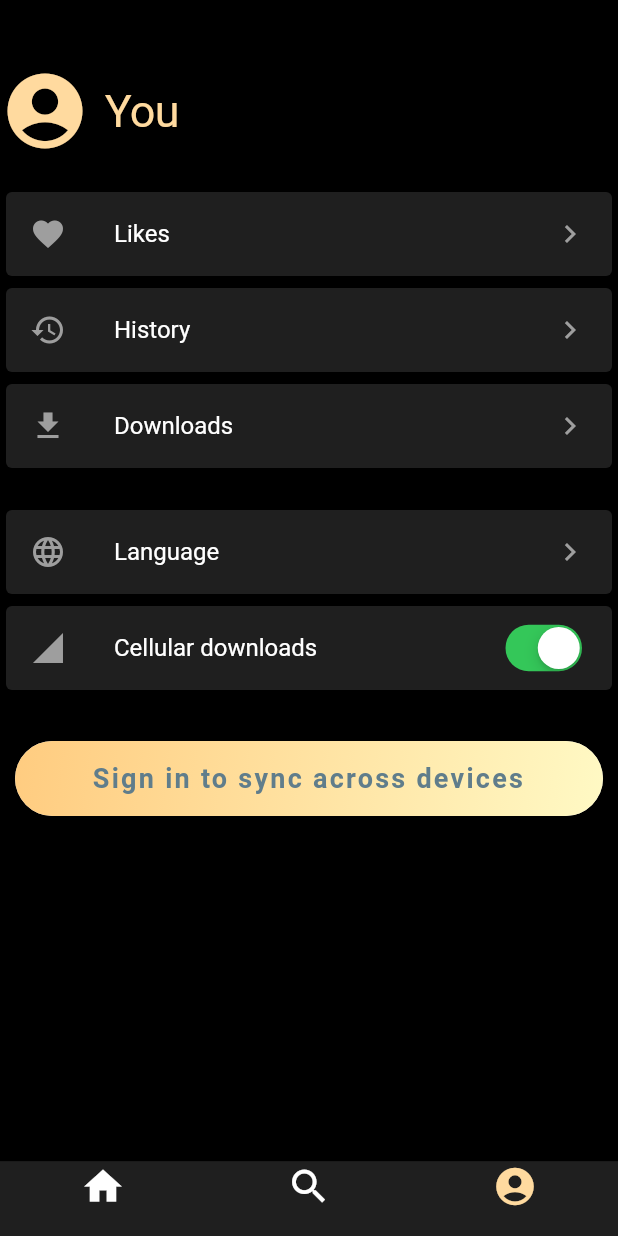
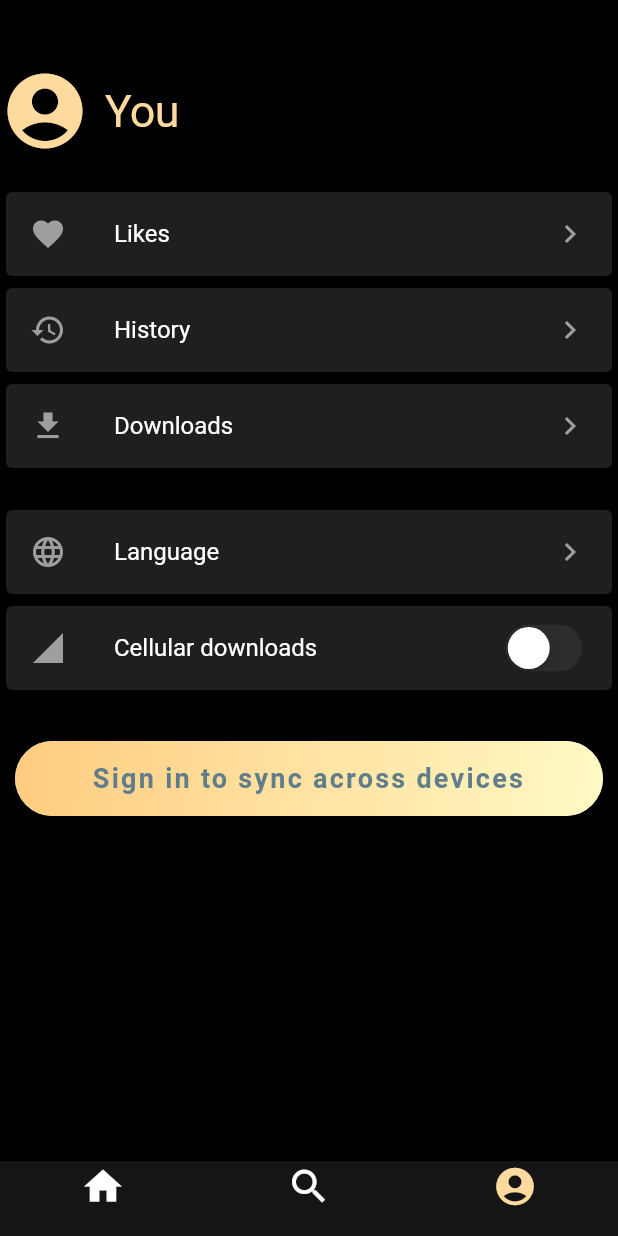
Before and after one commit to thiennguyenhieu/FastKara, a Flutter app: the screen it shows after launch, item 3 of the bottom bar chosen, on a phone screen of 412 x 824 dp. Run offline on Flutter 3.47's test engine with Material 2 defaults, Android fonts, the phone set to English and light mode, and no system bars; our stand-ins replace audioplayers, firebase_storage, fluttertoast, rxdart, shimmer; missing offline and left inert: flutter_facebook_login; accounts and stored records are empty; network calls fail; Roboto replaces fonts that are missing (OpenSans).

Commit message:
Do refactoring

```diff
--- a/lib/static/const_color.dart
+++ b/lib/static/const_color.dart
@@ -2,9 +2,8 @@ import 'package:flutter/material.dart';
 
 abstract class AppColors {
   static const Color colorAppBackground = Colors.black;
-  static const Color colorAppChildComponent = Color.fromRGBO(31, 31, 31, 1.0);
-  static const Color colorListItemCard = Color.fromRGBO(45, 45, 45, 1.0);
+  static const Color colorListItemCard = Color.fromRGBO(31, 31, 31, 1.0);
   static const Color colorAppText = Color.fromRGBO(255, 218, 159, 1.0);
-  static const Color colorAppNavigationBar = Color.fromRGBO(33, 38, 43, 1.0);
+  static const Color colorAppTabBar = Color.fromRGBO(21, 21, 21, 1.0);
   static const Color colorAppSplashText = Color.fromRGBO(108, 94, 76, 1.0);
 }
--- a/lib/view/pages/play_song_page.dart
+++ b/lib/view/pages/play_song_page.dart
@@ -92,7 +92,7 @@ class _LyricsPlayerState extends State<_LyricsPlayer>
       width: double.infinity,
       decoration: BoxDecoration(
         borderRadius: BorderRadius.circular(5),
-        color: AppColors.colorAppChildComponent,
+        color: AppColors.colorListItemCard,
       ),
       child: FutureBuilder(
         future: _getTextFromFile(widget.lyricsUrl),
--- a/lib/view/pages/user_tab_page.dart
+++ b/lib/view/pages/user_tab_page.dart
@@ -4,6 +4,7 @@ import 'package:flutter/material.dart';
 import 'package:fast_kara/static/const_color.dart';
 import 'package:fast_kara/static/const_textstyle.dart';
 import 'package:fast_kara/view/pages/login_page.dart';
+import 'package:fast_kara/view/pages/language_page.dart';
 
 class UserAccountTab extends StatelessWidget {
   @override
@@ -15,8 +16,6 @@ class UserAccountTab extends StatelessWidget {
         transitionBetweenRoutes: false,
         backgroundColor: AppColors.colorAppBackground,
       ),
-      child: Container(
-        color: AppColors.colorAppBackground,
       child: Column(
         children: <Widget>[
           Row(
@@ -31,8 +30,7 @@ class UserAccountTab extends StatelessWidget {
               ),
               Text(
                 'You',
-                  style:
-                      TextStyle(color: AppColors.colorAppText, fontSize: 30.0),
+                style: TextStyle(color: AppColors.colorAppText, fontSize: 30.0),
               ),
             ],
           ),
@@ -49,7 +47,6 @@ class UserAccountTab extends StatelessWidget {
           ),
           _SignInButton(),
         ],
-        ),
       ),
     );
   }
@@ -76,7 +73,7 @@ class _UserItemList extends StatelessWidget {
       itemCount: titles.length,
       itemBuilder: (context, index) {
         return Card(
-          color: AppColors.colorAppChildComponent,
+          color: AppColors.colorListItemCard,
           margin: EdgeInsets.all(4),
           child: ListTile(
             leading: Icon(
@@ -105,7 +102,7 @@ class _SettingItemList extends StatelessWidget {
     return Column(
       children: [
         Card(
-          color: AppColors.colorAppChildComponent,
+          color: AppColors.colorListItemCard,
           margin: EdgeInsets.all(4),
           child: ListTile(
             leading: Icon(
@@ -121,10 +118,14 @@ class _SettingItemList extends StatelessWidget {
               Icons.keyboard_arrow_right,
               color: Colors.grey,
             ),
+            onTap: () => {
+              Navigator.of(context, rootNavigator: true).push(
+                  CupertinoPageRoute(builder: (context) => LanguagePage()))
+            },
           ),
         ),
         Card(
-          color: AppColors.colorAppChildComponent,
+          color: AppColors.colorListItemCard,
           margin: EdgeInsets.all(4),
           child: ListTile(
             leading: Icon(
@@ -137,7 +138,7 @@ class _SettingItemList extends StatelessWidget {
               textAlign: TextAlign.left,
             ),
             trailing: CupertinoSwitch(
-              value: true,
+              value: false,
               onChanged: (bool value) {},
             ),
           ),
--- a/lib/view/screens/main_screen.dart
+++ b/lib/view/screens/main_screen.dart
@@ -48,7 +48,7 @@ class _MainScreenState extends State<_MainScreen> {
         bottom: false,
         child: CupertinoTabScaffold(
           tabBar: CupertinoTabBar(
-            backgroundColor: AppColors.colorAppChildComponent,
+            backgroundColor: AppColors.colorAppTabBar,
             activeColor: AppColors.colorAppText,
             inactiveColor: Colors.white,
             items: <BottomNavigationBarItem>[
--- a/lib/view/widgets/songbook_list_item.dart
+++ b/lib/view/widgets/songbook_list_item.dart
@@ -21,13 +21,13 @@ class SongBookListItem extends StatelessWidget {
     return SizedBox(
         height: 80,
         child: Card(
-            color: AppColors.colorAppChildComponent,
+            color: AppColors.colorListItemCard,
             margin: EdgeInsets.all(4),
             shape: RoundedRectangleBorder(
               borderRadius: BorderRadius.circular(10.0),
             ),
             child: ListTile(
-              contentPadding: EdgeInsets.only(left: 4.0),
+              contentPadding: EdgeInsets.only(left: 4.0, top: 0.0, bottom: 0.0),
               leading: Image.network(
                 imageUrl,
                 fit: BoxFit.fill,
```
Also changed, not shown: lib/view/pages/language_page.dart (added, +87 -0 lines), lib/view/widgets/more_detail_list_item.dart (+11 -8 lines). Lines whose indentation alone changed are shown as unchanged.
